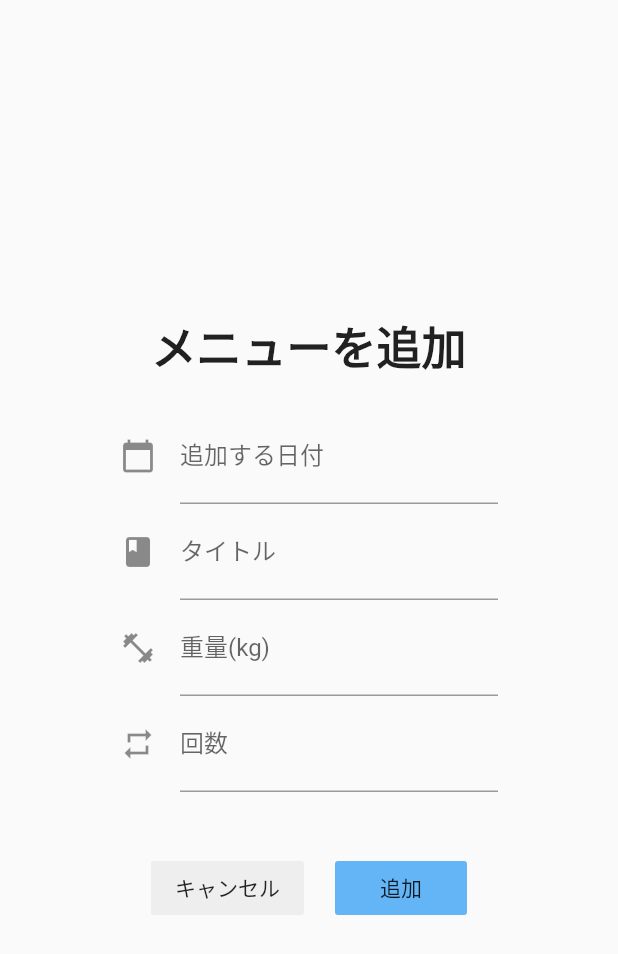
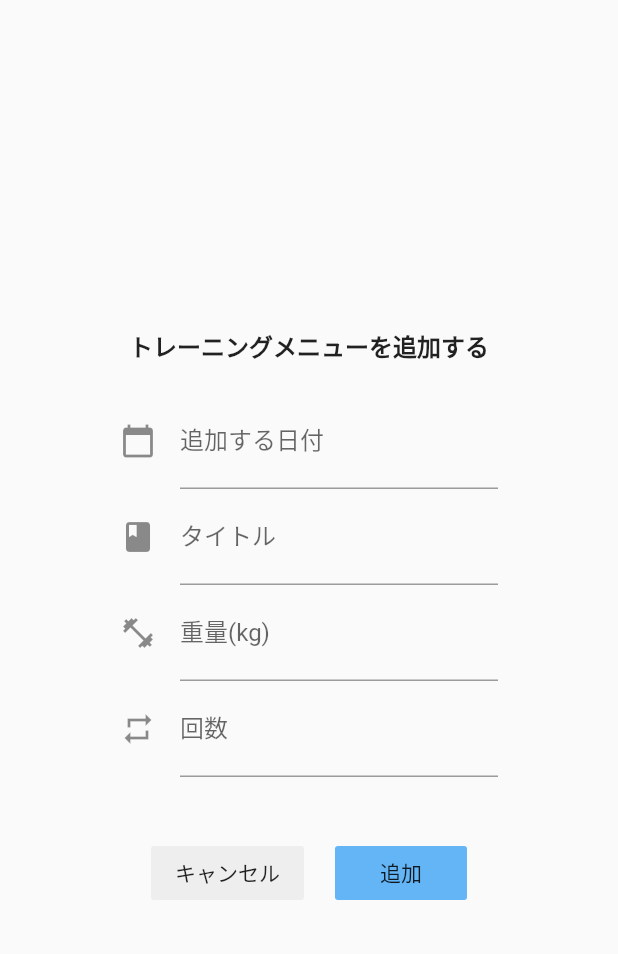
Before and after one commit to bunkan-rudeanalyst/training_scheduler, a Flutter app: the screen it shows after launch, after a tap on the "add" icon, on a phone screen of 412 x 824 dp. Shown: the top 954 px of the screen. Run offline on Flutter 3.47's test engine with Material 2 defaults, Android fonts, the phone set to English and light mode, and no system bars; our stand-ins replace sqflite, table_calendar; accounts and stored records are empty.

Commit message:
add training menu item class

```diff
--- a/lib/components/menus.dart
+++ b/lib/components/menus.dart
@@ -1,9 +1,12 @@
 import 'package:flutter/material.dart';
-import 'package:provider/provider.dart';
 
 //plugins
+import 'package:provider/provider.dart';
 import 'package:sqflite/sqflite.dart';
 import 'package:path/path.dart' as path;
+
+//modles
+import '../model/training_menu.dart';
 
 class MenusList extends StatefulWidget {
   @override
@@ -83,6 +86,12 @@ class _MenusListState extends State<MenusList> {
             height: 400,
             child: ListView(
               children: [
+                Card(
+                  child: ListTile(
+                    title: Text("スクワット"),
+                  ),
+                ),
+                TrainingMenuItem()
                 // Container(
                 //   // child: Text(Provider.of(context)),
                 //   margin: EdgeInsets.all(5),
--- a/lib/model/training_menu.dart
+++ b/lib/model/training_menu.dart
@@ -0,0 +1,13 @@
+import 'package:flutter/material.dart';
+
+class TrainingMenuItem extends StatefulWidget {
+  @override
+  TrainingMenuItemState createState() => TrainingMenuItemState();
+}
+
+class TrainingMenuItemState extends State<TrainingMenuItem> {
+  @override
+  Widget build(BuildContext context) {
+    return Container();
+  }
+}
--- a/lib/pages/activity_add_page.dart
+++ b/lib/pages/activity_add_page.dart
@@ -16,8 +16,8 @@ class _ActivityAddPageState extends State<ActivityAddPage> {
         children: [
           Container(
             child: Text(
-              "メニューを追加",
-              style: TextStyle(fontSize: 30, fontWeight: FontWeight.w800),
+              "トレーニングメニューを追加する",
+              style: TextStyle(fontSize: 16, fontWeight: FontWeight.w800),
             ),
             margin: EdgeInsets.only(bottom: 20),
           ),
```
Also changed, not shown: lib/pages/menu_page.dart (+17 -12 lines).
